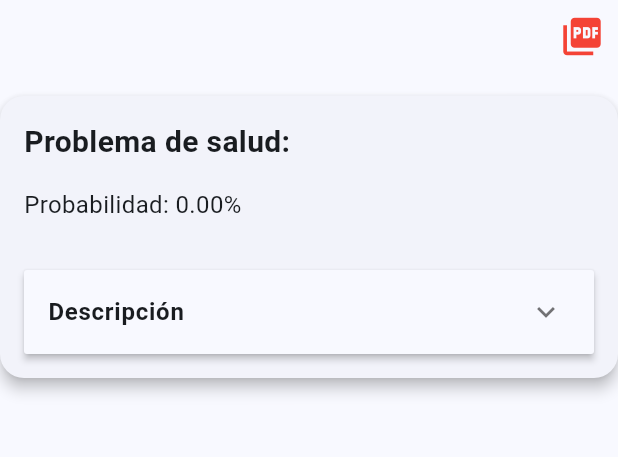
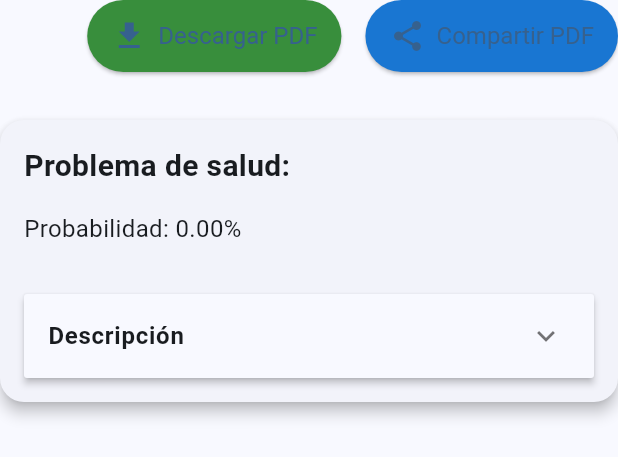
Before and after one commit to JuanAndresRomanYanez/hydrosync, a Flutter app: the AnalysisResultPanel widget shown alone on an empty page, opened directly with empty values, on a phone screen of 412 x 824 dp. Shown: the top 457 px of the screen. Run offline on Flutter 3.47's test engine with Material 3 defaults, Android fonts, the phone set to English and light mode, and no system bars; our stand-ins replace carousel_slider, dio, dropdown_button2, firebase_core, firebase_database, flutter_dotenv and 5 more; missing offline and left inert: translator; accounts and stored records are empty; key blocks and very long unbroken strings in the code were emptied for the run.

Commit message:
crop health download and share v1

```diff
--- a/lib/presentation/views/crop_health/crop_health_view.dart
+++ b/lib/presentation/views/crop_health/crop_health_view.dart
@@ -1,8 +1,10 @@
 import 'dart:io';
+import 'dart:typed_data';
 
 import 'package:flutter/material.dart';
 import 'package:flutter_riverpod/flutter_riverpod.dart';
 import 'package:image_picker/image_picker.dart';
+import 'package:path_provider/path_provider.dart';
 import 'package:pdf/widgets.dart' as pw;
 import 'package:printing/printing.dart';
 
@@ -151,7 +153,6 @@ class CropHealthView extends ConsumerWidget {
 }
 
 
-
 class AnalysisResultPanel extends StatefulWidget {
   final CropHealth result;
 
@@ -195,24 +196,52 @@ class AnalysisResultPanelState extends State<AnalysisResultPanel> {
 
   @override
   Widget build(BuildContext context) {
-
     return Column(
       children: [
-        // Botón para exportar en PDF
-        Align(
-          alignment: Alignment.centerRight,
-          child: IconButton(
-            icon: const Icon(Icons.picture_as_pdf, color: Colors.red, size: 30),
-            onPressed: _generatePdf,
+        // Botones para descargar y compartir PDF
+        Row(
+          mainAxisAlignment: MainAxisAlignment.end,
+          children: [
+            ElevatedButton.icon(
+              onPressed: _downloadPdf,
+              icon: const Icon(Icons.download, size: 24),
+              label: const Text('Descargar PDF'),
+              style: ElevatedButton.styleFrom(
+                backgroundColor: Colors.green[700],
+                padding: const EdgeInsets.symmetric(horizontal: 16, vertical: 12),
+                textStyle: const TextStyle(fontSize: 16),
               ),
             ),
+            const SizedBox(width: 16),
+            ElevatedButton.icon(
+              onPressed: _sharePdf,
+              icon: const Icon(Icons.share, size: 24),
+              label: const Text('Compartir PDF'),
+              style: ElevatedButton.styleFrom(
+                backgroundColor: Colors.blue[700],
+                padding: const EdgeInsets.symmetric(horizontal: 16, vertical: 12),
+                textStyle: const TextStyle(fontSize: 16),
+              ),
+            ),
+          ],
+        ),
+        const SizedBox(height: 16),
+        // Tarjeta con la información
         Card(
           elevation: 4,
           margin: const EdgeInsets.symmetric(vertical: 16),
           shape: RoundedRectangleBorder(borderRadius: BorderRadius.circular(16)),
           child: Padding(
             padding: const EdgeInsets.all(16.0),
-            child: Column(
+            child: _buildContent(),
+          ),
+        ),
+      ],
+    );
+  }
+
+  Widget _buildContent() {
+    return Column(
       crossAxisAlignment: CrossAxisAlignment.start,
       children: [
         // Nombre de la enfermedad
@@ -260,16 +289,22 @@ class AnalysisResultPanelState extends State<AnalysisResultPanel> {
           }).toList(),
         ),
       ],
-            ),
-          ),
-        ),
-      ],
     );
-
-
   }
 
-  Future<void> _generatePdf() async {
+  Future<void> _downloadPdf() async {
+    final pdfBytes = await _generatePdfBytes();
+    // Guardar el PDF en el dispositivo
+    await _savePdfLocally(pdfBytes);
+  }
+
+  Future<void> _sharePdf() async {
+    final pdfBytes = await _generatePdfBytes();
+    // Compartir el PDF
+    await Printing.sharePdf(bytes: pdfBytes, filename: 'resultado.pdf');
+  }
+
+  Future<Uint8List> _generatePdfBytes() async {
     final pdf = pw.Document();
 
     final image = widget.result.diseaseImageUrl.isNotEmpty
@@ -277,11 +312,17 @@ class AnalysisResultPanelState extends State<AnalysisResultPanel> {
         : null;
 
     pdf.addPage(
-      pw.Page(
+      pw.MultiPage(
         build: (pw.Context context) {
-          return pw.Column(
-            crossAxisAlignment: pw.CrossAxisAlignment.start,
-            children: [
+          return [
+            pw.Header(
+              level: 0,
+              child: pw.Text(
+                'Reporte de Salud del Cultivo',
+                style: pw.TextStyle(fontSize: 24, fontWeight: pw.FontWeight.bold),
+              ),
+            ),
+            pw.SizedBox(height: 10),
             pw.Text(
               'Problema de salud: ${widget.result.diseaseName}',
               style: pw.TextStyle(fontSize: 20, fontWeight: pw.FontWeight.bold),
@@ -299,19 +340,17 @@ class AnalysisResultPanelState extends State<AnalysisResultPanel> {
             pw.SizedBox(height: 10),
             _buildPdfSection('Descripción', widget.result.diseaseDescription),
             if (widget.result.prevention != null && widget.result.prevention!.isNotEmpty)
-                _buildPdfSection('Prevención', widget.result.prevention!.join('\n')),
+              _buildPdfSection('Prevención', widget.result.prevention!.join('\n\n')),
             if (widget.result.chemicalTreatment != null && widget.result.chemicalTreatment!.isNotEmpty)
-                _buildPdfSection('Tratamiento Químico', widget.result.chemicalTreatment!.join('\n')),
+              _buildPdfSection('Tratamiento Químico', widget.result.chemicalTreatment!.join('\n\n')),
             if (widget.result.biologicalTreatment != null && widget.result.biologicalTreatment!.isNotEmpty)
-                _buildPdfSection('Tratamiento Biológico', widget.result.biologicalTreatment!.join('\n')),
-            ],
-          );
+              _buildPdfSection('Tratamiento Biológico', widget.result.biologicalTreatment!.join('\n\n')),
+          ];
         },
       ),
     );
 
-    // Compartir o imprimir el PDF
-    await Printing.sharePdf(bytes: await pdf.save(), filename: 'resultado.pdf');
+    return pdf.save();
   }
 
   pw.Widget _buildPdfSection(String title, String content) {
@@ -329,10 +368,24 @@ class AnalysisResultPanelState extends State<AnalysisResultPanel> {
     );
   }
 
+  Future<void> _savePdfLocally(Uint8List pdfBytes) async {
+    try {
+      final directory = await getExternalStorageDirectory();
+      final path = '${directory!.path}/resultado.pdf';
+
+      final file = File(path);
+      await file.writeAsBytes(pdfBytes);
+
+      ScaffoldMessenger.of(context).showSnackBar(
+        SnackBar(content: Text('PDF guardado en: $path')),
+      );
+    } catch (e) {
+      ScaffoldMessenger.of(context).showSnackBar(
+        SnackBar(content: Text('Error al guardar el PDF: $e')),
+      );
     }
-
-
-
+  }
+}
 
 class ExpandableSection {
   String title;
--- a/pubspec.yaml
+++ b/pubspec.yaml
@@ -21,6 +21,7 @@ dependencies:
   http: ^1.2.2
   image_picker: ^1.1.2
   numberpicker: ^2.1.2
+  path_provider: ^2.1.5
   pdf: ^3.11.1
   printing: ^5.13.4
   translator: ^1.0.3+1
```
Also changed, not shown: pubspec.lock, 2 other files. Lines whose indentation alone changed are shown as unchanged.
